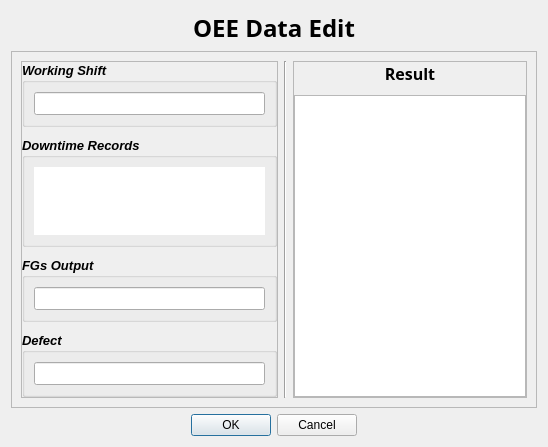
Above: UI/UI_file/OEE_Edit_data.ui from PMS202/CMMSApp before the change. Below: the same form after it.
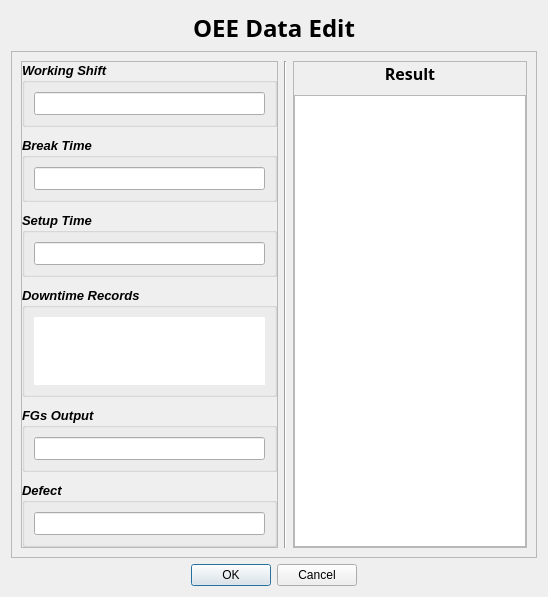
That is the form after the change.

Diff of the .ui file:
```diff
--- a/UI/UI_file/OEE_Edit_data.ui
+++ b/UI/UI_file/OEE_Edit_data.ui
@@ -7,7 +7,7 @@
     <x>0</x>
     <y>0</y>
     <width>548</width>
-    <height>444</height>
+    <height>544</height>
    </rect>
   </property>
   <property name="windowTitle">
@@ -99,6 +99,48 @@
            </layout>
           </widget>
          </item>
+         <item>
+          <widget class="QGroupBox" name="groupBox_5">
+           <property name="font">
+            <font>
+             <family>MS Sans Serif</family>
+             <pointsize>10</pointsize>
+             <weight>75</weight>
+             <italic>true</italic>
+             <bold>true</bold>
+            </font>
+           </property>
+           <property name="title">
+            <string>Break Time</string>
+           </property>
+           <layout class="QHBoxLayout" name="horizontalLayout_5">
+            <item>
+             <widget class="QLineEdit" name="breaktime_lnedit"/>
+            </item>
+           </layout>
+          </widget>
+         </item>
+         <item>
+          <widget class="QGroupBox" name="groupBox_6">
+           <property name="font">
+            <font>
+             <family>MS Sans Serif</family>
+             <pointsize>10</pointsize>
+             <weight>75</weight>
+             <italic>true</italic>
+             <bold>true</bold>
+            </font>
+           </property>
+           <property name="title">
+            <string>Setup Time</string>
+           </property>
+           <layout class="QHBoxLayout" name="horizontalLayout_6">
+            <item>
+             <widget class="QLineEdit" name="setuptime_lnedit"/>
+            </item>
+           </layout>
+          </widget>
+         </item>
          <item>
           <widget class="QGroupBox" name="groupBox_2">
            <property name="font">
```
